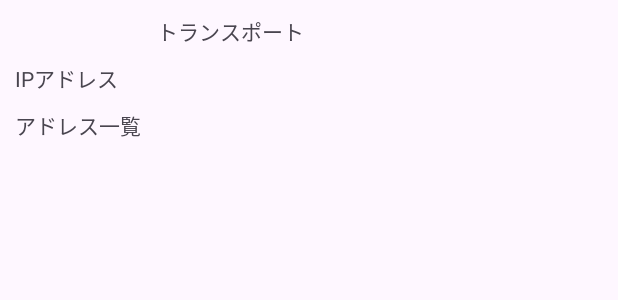
After one commit to syodai-0419/Androidapp0904, an Android app: the layout activity_connectivity.xml on its own in the app's theme, with its tools: preview values and no code run, on a phone screen of 412 x 824 dp. The commit adds this screen. Shown: the top 300 px of the screen. Run offline under Robolectric (Android 15) with nearby library versions, the phone set to English and light mode, and no system bars.

Commit message:
wifi トランスポートとIPアドレス所得

```diff
--- /dev/null
+++ b/app/src/main/res/layout/activity_connectivity.xml
@@ -0,0 +1,47 @@
+<?xml version="1.0" encoding="utf-8"?>
+<androidx.constraintlayout.widget.ConstraintLayout xmlns:android="http://schemas.android.com/apk/res/android"
+    xmlns:app="http://schemas.android.com/apk/res-auto"
+    xmlns:tools="http://schemas.android.com/tools"
+    android:layout_width="match_parent"
+    android:layout_height="match_parent"
+    tools:context=".ConnectivityActivity">
+
+    <TextView
+        android:id="@+id/transportTitle"
+        android:layout_width="wrap_content"
+        android:layout_height="wrap_content"
+        android:layout_marginTop="10dp"
+        android:text="トランスポート"
+        app:layout_constraintEnd_toStartOf="@id/transportName"
+        app:layout_constraintStart_toStartOf="parent"
+        app:layout_constraintTop_toTopOf="parent" />
+
+    <TextView
+        android:id="@+id/transportName"
+        android:layout_width="wrap_content"
+        android:layout_height="wrap_content"
+        android:layout_marginTop="10dp"
+        app:layout_constraintEnd_toEndOf="parent"
+        app:layout_constraintStart_toEndOf="@id/transportTitle"
+        app:layout_constraintTop_toTopOf="parent" />
+
+    <TextView
+        android:id="@+id/AddressTitle"
+        android:layout_width="wrap_content"
+        android:layout_height="wrap_content"
+        android:layout_marginStart="10dp"
+        android:layout_marginTop="10dp"
+        android:text="IPアドレス"
+        app:layout_constraintStart_toStartOf="parent"
+        app:layout_constraintTop_toBottomOf="@id/transportTitle" />
+
+    <TextView
+        android:id="@+id/AddressName"
+        android:layout_width="wrap_content"
+        android:layout_height="wrap_content"
+        android:layout_marginStart="10dp"
+        android:layout_marginTop="10dp"
+        android:text="アドレス一覧"
+        app:layout_constraintStart_toStartOf="parent"
+        app:layout_constraintTop_toBottomOf="@id/AddressTitle" />
+</androidx.constraintlayout.widget.ConstraintLayout>
```
Also changed, not shown: app/src/main/AndroidManifest.xml (+13 -5 lines), app/src/main/java/jp/co/meijou/android/s221205128/ConnectivityActivity.java (added, +57 -0 lines), app/src/main/java/jp/co/meijou/android/s221205128/NetworkActivity.java (+29 -4 lines), app/src/main/res/layout/activity_network.xml (+29 -7 lines).
